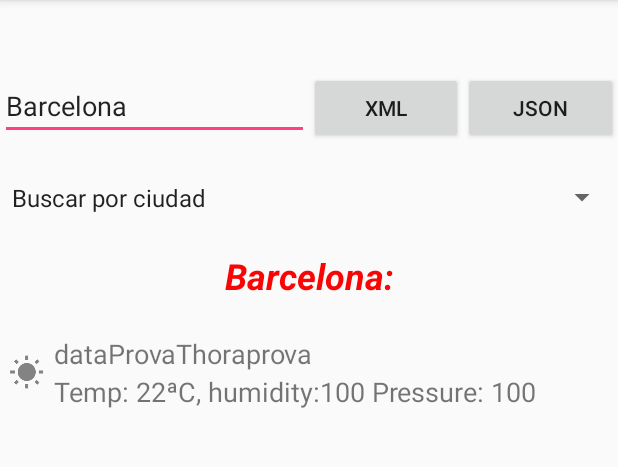
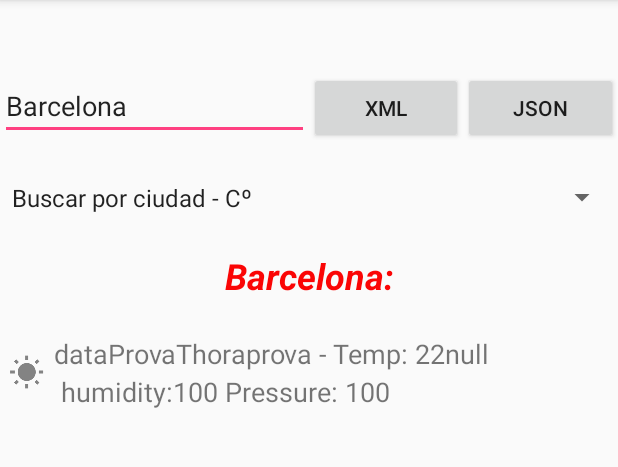
Before and after one commit to damarillom/PT16-Android, an Android app: the screen it shows after launch (MainActivity), on a phone screen of 412 x 824 dp, the part 113-580 px from its top. Run offline under Robolectric (Android 15) with nearby library versions, the phone set to English and light mode, and no system bars.

Commit message:
grados farenheits y spinner modificado

```diff
--- a/app/src/main/java/com/example/danie/pt16/CustomAdapter.java
+++ b/app/src/main/java/com/example/danie/pt16/CustomAdapter.java
@@ -99,7 +99,7 @@ public class CustomAdapter extends RecyclerView.Adapter<CustomAdapter.ViewHolder
 
         //viewHolder.getTextView().setText(mDataSet[position]);
         final Temp name = mDataSet.get(position);
-        holder.data.setText(name.getData());
+        holder.data.setText(name.getData()+" - "+"Temp: " + name.getTempe() + name.getFormatTemperature());
         holder.data.setOnClickListener(new View.OnClickListener() {
             @Override
             public void onClick(View v) {
@@ -113,7 +113,7 @@ public class CustomAdapter extends RecyclerView.Adapter<CustomAdapter.ViewHolder
         else
             holder.imatge.setImageResource(R.drawable.ic_action_sun);
 
-        holder.tempe.setText("Temp: " + name.getTempe() + "ªC, humidity:" + name.getHumidity() + " Pressure: " + name.getPress());
+        holder.tempe.setText(" humidity:" + name.getHumidity() + " Pressure: " + name.getPress());
 
     }
 
--- a/app/src/main/java/com/example/danie/pt16/Temp.java
+++ b/app/src/main/java/com/example/danie/pt16/Temp.java
@@ -1,4 +1,6 @@
 package com.example.danie.pt16;
+
+import java.text.Format;
 
 public class Temp {
 
@@ -7,6 +9,7 @@ public class Temp {
         private String imatge;
         private String humidity;
         private String press;
+        private String formatTemperature;
 
     public Temp(String data, String tempe, String imatge, String humid, String press) {
         this.data = data;
@@ -14,6 +17,7 @@ public class Temp {
         this.imatge = imatge;
         this.humidity=humid;
         this.press=press;
+        this.formatTemperature = formatTemperature;
 
     }
 
@@ -56,4 +60,12 @@ public class Temp {
     public void setPress(String press) {
         this.press = press;
     }
+
+    public String getFormatTemperature() {
+        return formatTemperature;
+    }
+
+    public void setFormatTemperature(String formatTemperature) {
+        this.formatTemperature = formatTemperature;
+    }
 }
--- a/app/src/main/res/values/strings.xml
+++ b/app/src/main/res/values/strings.xml
@@ -11,7 +11,8 @@
     </string-array>
 
     <string-array name="opcions">
-        <item>Buscar por ciudad</item>
+        <item>Buscar por ciudad - Cº</item>
+        <item>Buscar por ciudad - Fº</item>
         <item>Mostrar en el mapa</item>
         <item>--------------------</item>
     </string-array>
```
Also changed, not shown: app/src/main/java/com/example/danie/pt16/MainActivity.java (+32 -7 lines).
